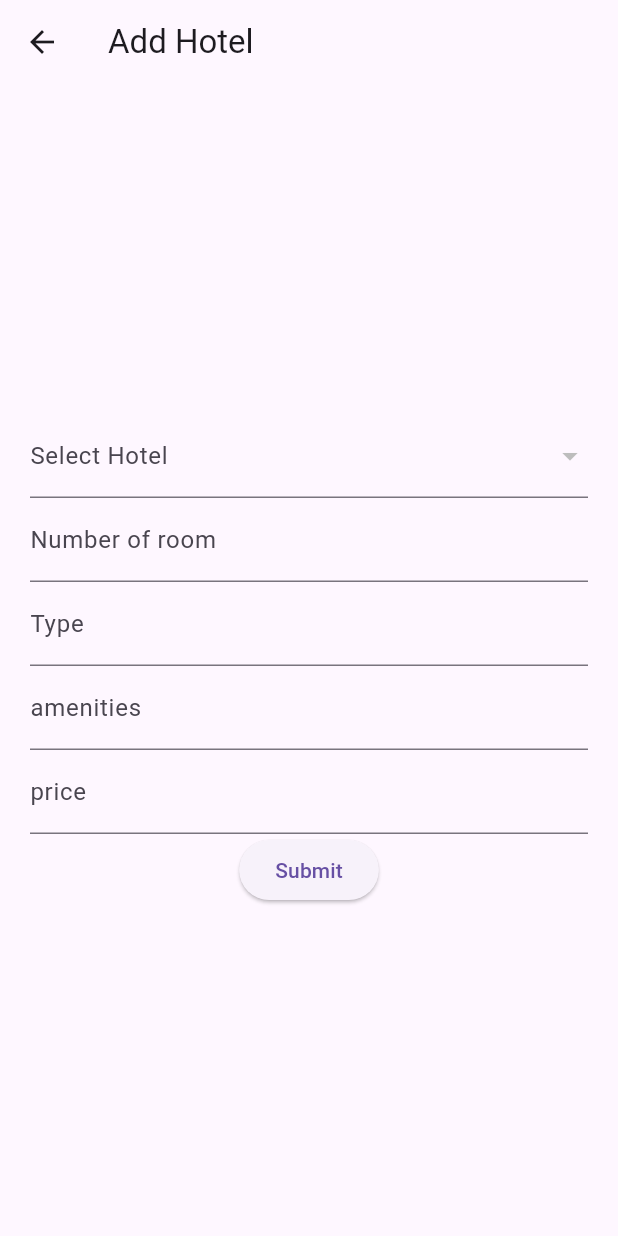
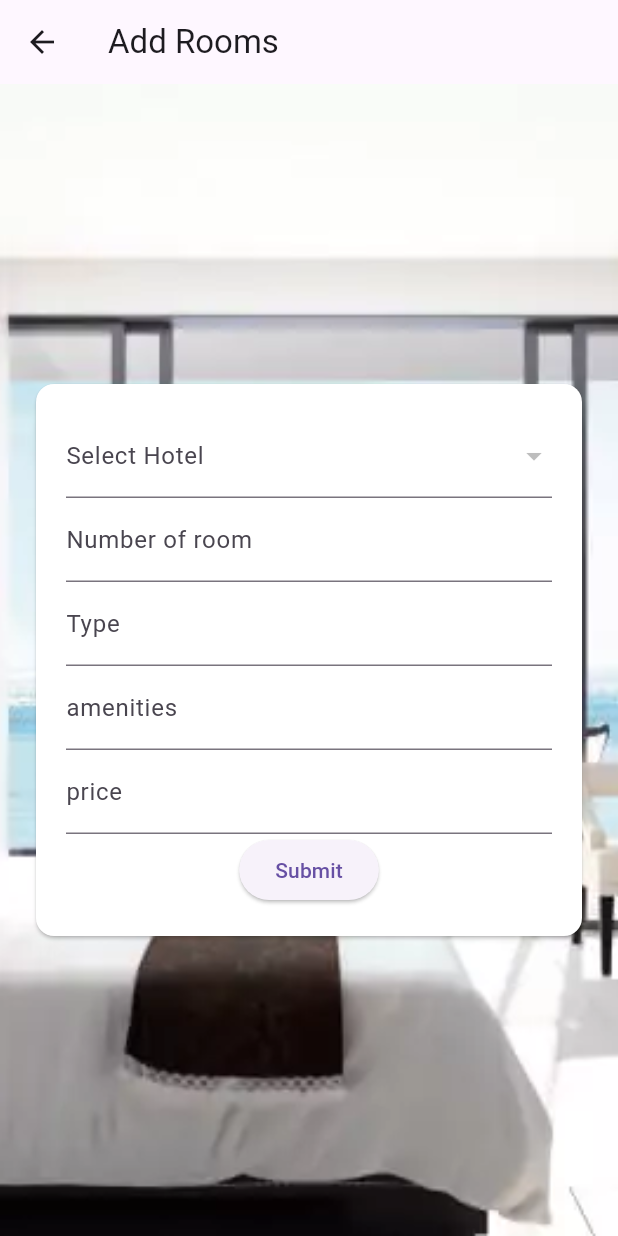
Before and after one commit to Mystic047/Flutter_Booking_Api_App, a Flutter app: the HomePage screen opened directly with empty values, after a tap on "Add Rooms data", on a phone screen of 412 x 824 dp. Run offline on Flutter 3.47's test engine with Material 3 defaults, Android fonts, the light colour scheme and no system bars; our stand-ins replace flutter_secure_storage, logger; missing offline and left inert: dart:ffi; accounts and stored records are empty; network calls fail.

Commit message:
new sesign
new sesign

```diff
--- a/lib/add_room.dart
+++ b/lib/add_room.dart
@@ -108,7 +108,7 @@ class _AddhotelState extends State<Addroom> {
 
   @override
   Widget build(BuildContext context) {
-    const String appTitle = 'Add Hotel';
+    const String appTitle = 'Add Rooms';
 
     return MaterialApp(
       home: Scaffold(
@@ -119,8 +119,19 @@ class _AddhotelState extends State<Addroom> {
             onPressed: () => Navigator.of(context).pop(),
           ),
         ),
-        body: Center(
+        body: Container(
+          decoration: BoxDecoration(
+            image: DecorationImage(
+              image: AssetImage('assets/images/room.jpg'),
+              fit: BoxFit.cover,
+            ),
+          ),
+          child: Center(
             child: SingleChildScrollView(
+              padding: const EdgeInsets.all(20.0),
+              child: Card(
+                color: Colors.white,
+                child: Padding(
                   padding: const EdgeInsets.all(20.0),
                   child: Form(
                     key: _formKey,
@@ -139,29 +150,29 @@ class _AddhotelState extends State<Addroom> {
                               child: Text(hotel['hotel_id'].toString()),
                             );
                           }).toList(),
-
                           decoration:
                               const InputDecoration(labelText: 'Select Hotel'),
-
                         ),
                         TextFormField(
                           controller: _number_of_roomsController,
-                    decoration:
-                        const InputDecoration(labelText: 'Number of room'),
+                          decoration: const InputDecoration(
+                              labelText: 'Number of room'),
                         ),
                         TextFormField(
                           controller: _typeController,
-                    decoration: const InputDecoration(labelText: 'Type'),
+                          decoration:
+                              const InputDecoration(labelText: 'Type'),
                         ),
                         TextFormField(
                           controller: _amenitiesController,
-                    decoration: const InputDecoration(labelText: 'amenities'),
+                          decoration:
+                              const InputDecoration(labelText: 'amenities'),
                         ),
                         TextFormField(
                           controller: _priceController,
-                    decoration: const InputDecoration(labelText: 'price'),
+                          decoration:
+                              const InputDecoration(labelText: 'price'),
                         ),
-                  // Add other fields similarly...
                         ElevatedButton(
                           onPressed: submitRoomData,
                           child: const Text('Submit'),
@@ -172,6 +183,9 @@ class _AddhotelState extends State<Addroom> {
                 ),
               ),
             ),
+          ),
+        ),
+      ),
     );
   }
 }
```
Lines whose indentation alone changed are shown as unchanged.
